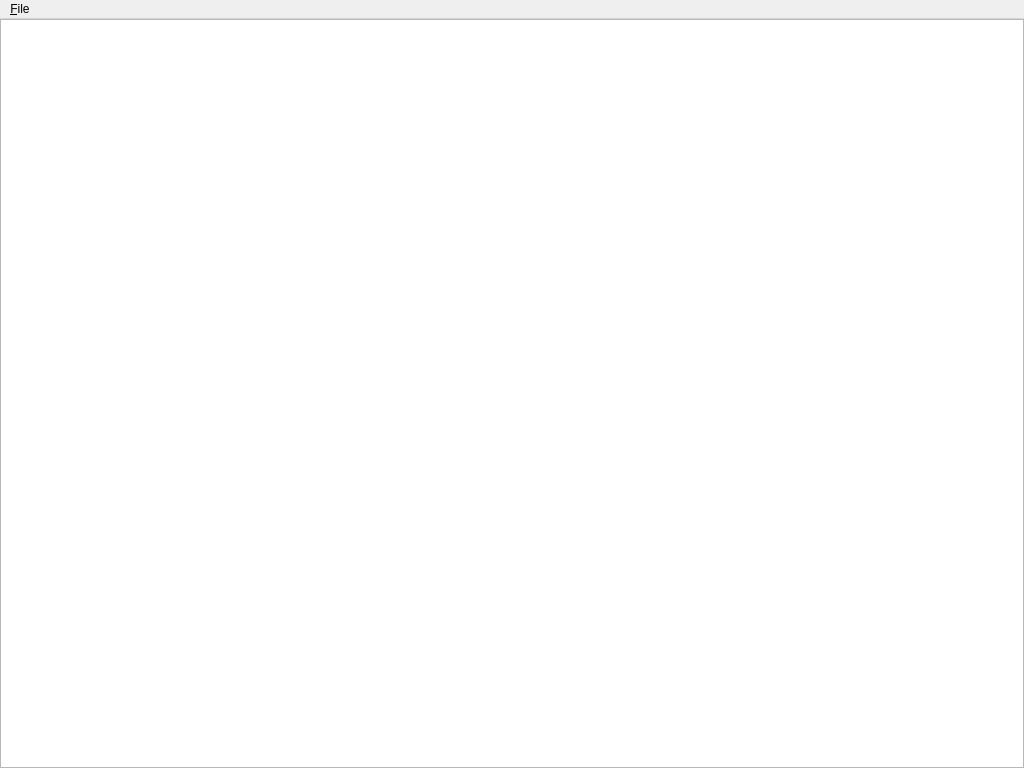
This is smeditor_window.ui in dralex/CyberiadaHSM-Editor as Qt 5 draws it before an edit. The edited form follows.
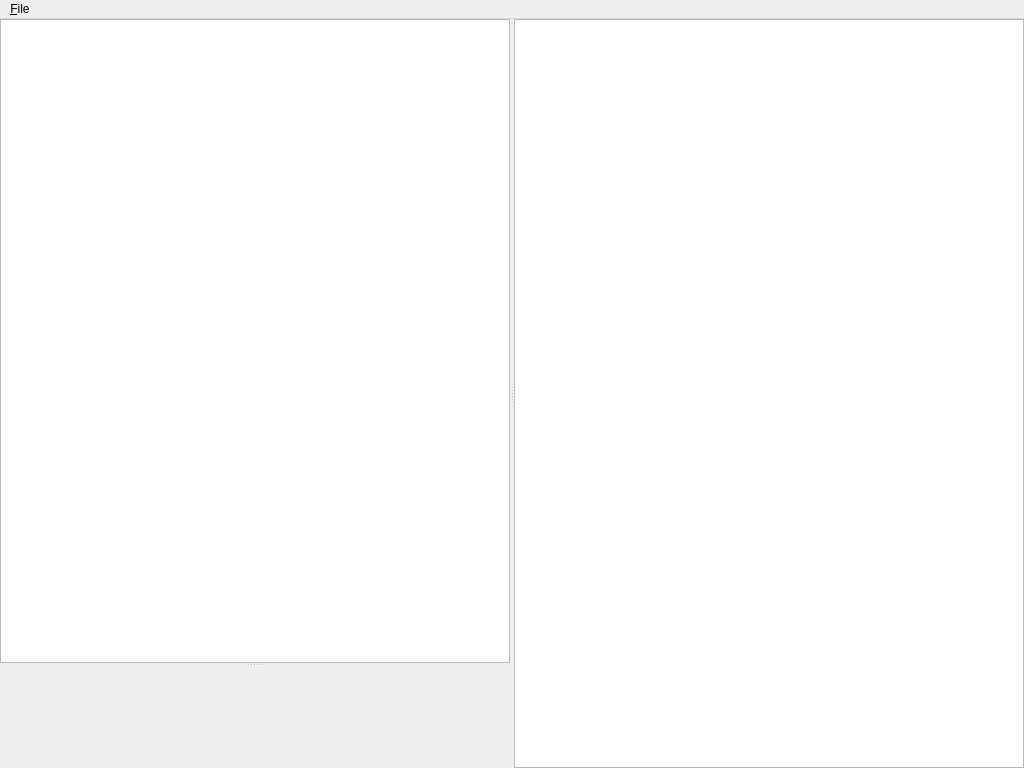
This is the edited form. Icons and pictures are not drawn. Custom widgets are drawn as their Qt base class.

What changed in the file:
```diff
--- a/smeditor_window.ui
+++ b/smeditor_window.ui
@@ -35,16 +35,14 @@
      <number>0</number>
     </property>
     <item row="0" column="0">
-     <layout class="QHBoxLayout" name="horizontalLayout">
-      <property name="spacing">
-       <number>0</number>
+     <widget class="QSplitter" name="vSplitter">
+      <property name="orientation">
+       <enum>Qt::Horizontal</enum>
       </property>
-      <item>
-       <layout class="QVBoxLayout" name="verticalLayout">
-        <property name="spacing">
-         <number>0</number>
-        </property>
-        <item>
+      <widget class="QSplitter" name="hSplitter">
+       <property name="orientation">
+        <enum>Qt::Vertical</enum>
+       </property>
          <widget class="CyberiadaSMView" name="SMView">
           <property name="sizePolicy">
            <sizepolicy hsizetype="Preferred" vsizetype="Expanding">
@@ -68,13 +66,10 @@
            <bool>false</bool>
           </attribute>
          </widget>
-        </item>
-        <item>
          <widget class="CyberiadaSMPropertiesWidget" name="propertiesWidget" native="true"/>
-        </item>
-       </layout>
-      </item>
-     </layout>
+      </widget>
+      <widget class="CyberiadaSMGraphicsView" name="sceneView"/>
+     </widget>
     </item>
    </layout>
   </widget>
@@ -126,6 +121,11 @@
     <slot>slotElementSelected(QModelIndex)</slot>
    </slots>
   </customwidget>
+  <customwidget>
+   <class>CyberiadaSMGraphicsView</class>
+   <extends>QGraphicsView</extends>
+   <header>cyberiadasm_editor_view.h</header>
+  </customwidget>
  </customwidgets>
  <resources>
   <include location="smeditor.qrc"/>
```
Lines whose indentation alone changed are shown as unchanged.
